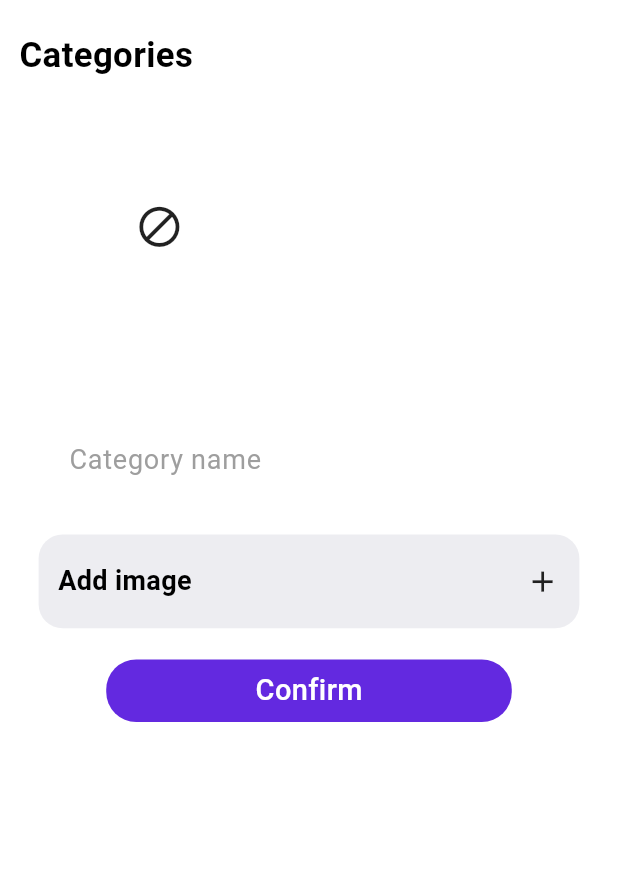
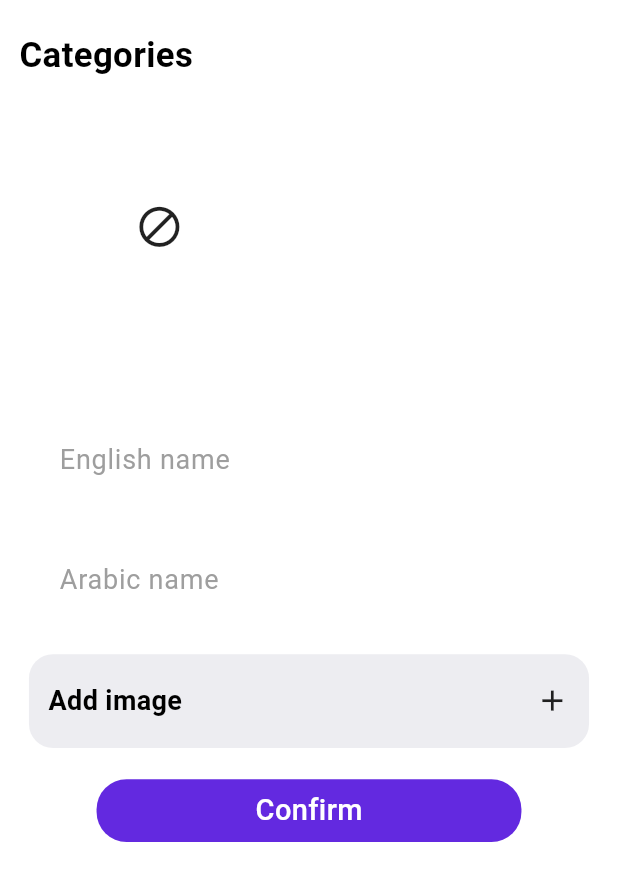
Before and after one commit to yamenAlsyoufie/jobLanc-dashboard, a Flutter app: the CategoriesPage screen opened directly, after a tap on the "add" icon, on a phone screen of 412 x 824 dp. Shown: the top 881 px of the screen. Run offline on Flutter 3.47's test engine with Material 3 defaults, Android fonts, the phone set to English and light mode, and no system bars; our stand-ins replace dartz, fl_chart, flutter_animate, flutter_rating_bar, flutter_screenutil, get and 4 more; accounts and stored records are empty; statements that could not run were skipped.

Commit message:
Linking skills with back-end

```diff
--- a/lib/controller/CategoryController.dart
+++ b/lib/controller/CategoryController.dart
@@ -21,7 +21,9 @@ class CategoryControllerImpl extends CategoryController {
   SharedPrefrencesServices myServices = Get.find();
   GlobalKey<FormState> formState = GlobalKey<FormState>();
   Categoryback categoryback = new Categoryback(Get.put(Crud()));
-  TextEditingController name = new TextEditingController();
+  TextEditingController englishName = new TextEditingController();
+  TextEditingController arabicName = new TextEditingController();
+
   late String token, language;
   StatusRequest? statusRequest, addCategoryStatus;
   List<CategoryModel> categories = [];
@@ -59,13 +61,12 @@ class CategoryControllerImpl extends CategoryController {
         return;
       }
       addCategoryStatus = StatusRequest.loading;
-      var response = categoryback.postCategory(token, image);
+      var response = await categoryback.postCategory(
+          token, image, {"name_EN": englishName, "name_AR": arabicName});
       addCategoryStatus = handelingData(response);
       if (StatusRequest.success == addCategoryStatus) {
         if (response['status'] == "success") {
-          for (var reviewData in response['data']) {
-            categories.add(CategoryModel.fromJson(reviewData));
-          }
+          Get.back();
         }
       }
     }
--- a/lib/core/constants/custom_text_form_filed.dart
+++ b/lib/core/constants/custom_text_form_filed.dart
@@ -25,6 +25,7 @@ class Customtextformfiled extends StatelessWidget {
   final double? padding;
   final TextInputAction? textInputAction;
   final TextStyle? styleText;
+  final Color? filledColor;
 
   final bool isValidation;
   final FocusNode? focusNode;
@@ -52,7 +53,7 @@ class Customtextformfiled extends StatelessWidget {
     this.textInputAction,
     this.textInputType,
     this.isEnabled = true,
-    this.styleText,
+    this.styleText, this.filledColor,
   });
 
   @override
@@ -63,7 +64,7 @@ class Customtextformfiled extends StatelessWidget {
       decoration: isFilled
           ? BoxDecoration(
               borderRadius: BorderRadius.circular(20),
-              color: Theme.of(context).colorScheme.primaryContainer,
+              color:filledColor ?? Theme.of(context).colorScheme.primaryContainer,
             )
           : null,
       child: TextFormField(
--- a/lib/core/constants/links.dart
+++ b/lib/core/constants/links.dart
@@ -7,7 +7,7 @@ class AppLinks {
   static String get jobs => "$IP/api/jobs";
   static String get sendReport => "$IP/api/report/send";
   static String get user => "$IP/api/user";
-  static String get skills => "$IP/api/user_skills";
+  static String get skills => "$IP/api/skill";
   static String get project => "$IP/api/userProject";
   static String get task => "$IP/api/task";
   static String get company => "$IP/api/company";
--- a/lib/core/localization.dart
+++ b/lib/core/localization.dart
@@ -16,7 +16,7 @@ class localization extends Translations {
           '6':
               'Display an overview of the application and view the job offers available on the app with the possibility of deleting any job offer',
           //B.statistics page
-          '7': 'Statistics page',
+          '7': 'Statistics',
           '8':
               'display flow chart diagram about best companies in the app and the most people add tasks in the app and display number of user in the app in every month',
           //C.Wallet page
@@ -50,11 +50,11 @@ class localization extends Translations {
           "29":"Change password",
           "30":"Categories",
           "31":"Job Types",
-          "32":"Add Skill",
+          "32":"Skills",
           "33":"Logout",
           "34":"Reports",
           //Categories page
-          "35":"Category name",
+          "35":"English name",
           "36":"Add image",
           "37":"Confirm",
           //Reports
@@ -66,7 +66,28 @@ class localization extends Translations {
           "43":"Send",
           //login
           "44":"Wrong email or password",
-          "45":"Error while logging in"
+          "45":"Error while logging in",
+          //Wallet
+          "46":"Please enter the name of the user you want to charge its wallet",
+          "47":"Charge wallet",
+          "48":"Username",
+          //Statistics Page
+          "49":"Jobs",
+          "50":"Tasks",
+          "51":"Freelancer of the month",
+          "52":"Conpmany of the month",
+          "53":"Arabic name",
+          "54":"Confirm",
+          "55":"Enter name of skill",
+          "56":"Skills",
+          "57":"Your skill has been added",
+          "58":"Couldn't add skill",
+          "59":"Add skill",
+          "60":"Search skill",
+          "61":"Please wait",
+          "62":"Skill has been deleted",
+          "63":"Couldn't delete skill"
+
         },
         'ar': {
           //choose language page in arabic
--- a/lib/data/remote/CategoryBack.dart
+++ b/lib/data/remote/CategoryBack.dart
@@ -17,10 +17,10 @@ class Categoryback {
         null);
     return response.fold((l) => l, (r) => r);
   }
-  postCategory(var token, File image) async {
+  postCategory(var token, File image,Map data) async {
     var response = await crud.postAndGetData(
         AppLinks.category,
-        {},
+        data,
         {'Authorization': 'Bearer $token', 'accept': 'application/json'},
         "image",
         true,
--- a/lib/view/screens/CategoriesPage.dart
+++ b/lib/view/screens/CategoriesPage.dart
@@ -103,19 +103,34 @@ class CategoriesPage extends StatelessWidget {
                     visible: controller.isAdding,
                     child: Container(
                       width: Dimensions.screenWidth(context),
-                      margin: EdgeInsets.symmetric(horizontal: 5.w),
+                      //  margin: EdgeInsets.symmetric(horizontal: 5.w),
                       padding: EdgeInsets.all(5.sp),
                       decoration: BoxDecoration(
                           borderRadius: BorderRadius.circular(16),
                           color:
                               Theme.of(context).colorScheme.primaryContainer),
+                      child: Form(
+                        key: controller.formState,
                         child: Column(
                           children: [
                             Customtextformfiled(
                               hintText: "35".tr,
                               labelText: "",
                               iconData: null,
-                            controller: controller.name,
+                              controller: controller.englishName,
+                              min: 3,
+                              max: 20,
+                              isNumber: false,
+                              isPassword: false,
+                              isFilled: true,
+                              isLabel: false,
+                              isBorder: true,
+                            ),
+                            Customtextformfiled(
+                              hintText: "53".tr,
+                              labelText: "",
+                              iconData: null,
+                              controller: controller.arabicName,
                               min: 3,
                               max: 20,
                               isNumber: false,
@@ -136,8 +151,9 @@ class CategoriesPage extends StatelessWidget {
                                   margin: EdgeInsets.symmetric(horizontal: 5.w),
                                   padding: EdgeInsets.all(10.sp),
                                   decoration: BoxDecoration(
-                                  color:
-                                      Theme.of(context).colorScheme.background,
+                                    color: Theme.of(context)
+                                        .colorScheme
+                                        .background,
                                     borderRadius: BorderRadius.circular(16),
                                   ),
                                   child: Row(
@@ -187,6 +203,7 @@ class CategoriesPage extends StatelessWidget {
                             ),
                           ],
                         ),
+                      ),
                     ))
               ],
             ),
```
Also changed, not shown: lib/controller/skill_controller.dart (added, +85 -0 lines), lib/data/remote/skill_back.dart (added, +39 -0 lines), lib/view/screens/MainPageView/SettingsPageView.dart (+12 -6 lines), lib/view/screens/MainPageView/WalletPageView.dart (+4 -3 lines), lib/view/screens/MainPageView/statisticsPageView.dart (+5 -5 lines), lib/view/screens/skills/add_skill.dart (added, +92 -0 lines), lib/view/screens/skills/skills.dart (added, +121 -0 lines), lib/view/widgets/WalletPageWidget/MainWalletPage.dart (deleted), lib/view/widgets/WalletPageWidget/PersonalDataWallet.dart (deleted). Lines whose indentation alone changed are shown as unchanged.
